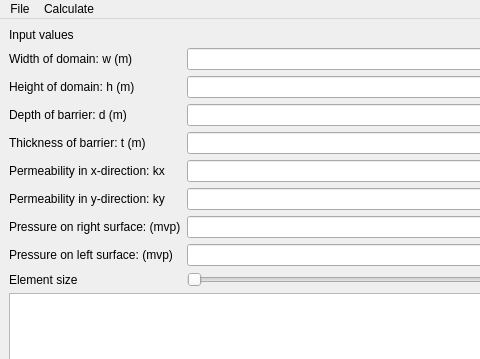
Qt form Worksheet 4/_cleaned_mainwindow.ui (bellaskriver/VSMN20) before a commit; both pictures show x 0 to 480 and y 0 to 359 of the 800 by 600 pixel window.
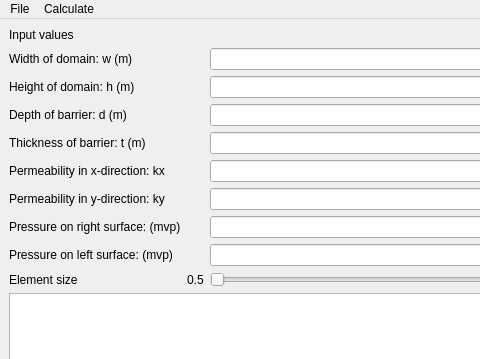
The same form after that commit.

Patch:
```diff
--- a/Worksheet 4/_cleaned_mainwindow.ui
+++ b/Worksheet 4/_cleaned_mainwindow.ui
@@ -83,6 +83,13 @@
         </property>
        </widget>
       </item>
+      <item row="9" column="1">
+       <widget class="QLabel" name="label">
+        <property name="text">
+         <string>0.5</string>
+        </property>
+       </widget>
+      </item>
       <item row="1" column="2">
        <widget class="QLineEdit" name="w_text" />
       </item>
```
Left out of the diff: 136 changed lines with no effect on the pictures.
